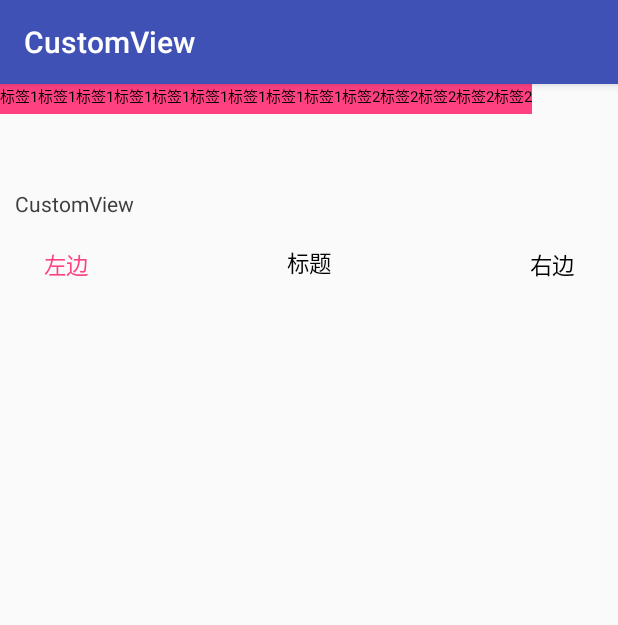
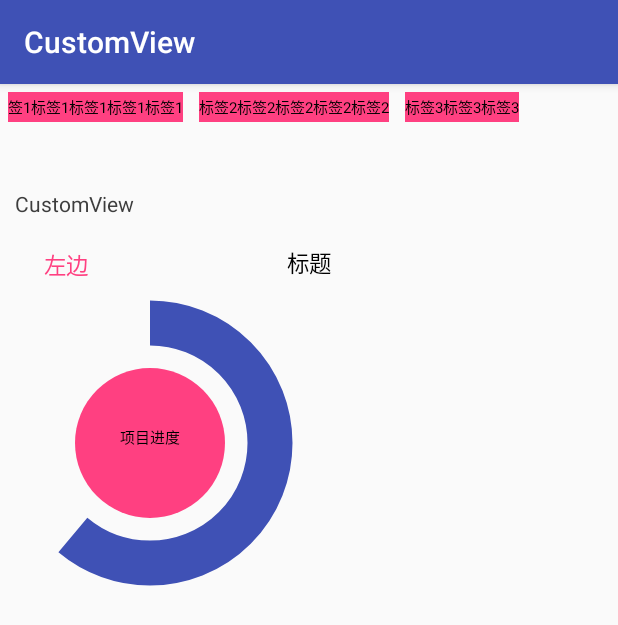
Before and after one commit to linkecoding/CustomView, an Android app: the screen it shows after launch (MainActivity), on a phone screen of 412 x 824 dp. Shown: the top 625 px of the screen. Run offline under Robolectric (Android 15) with nearby library versions, the phone set to English and light mode, and no system bars.

Commit message:
添加百分比图自定义View，添加使用说明

```diff
--- a/app/src/main/java/com/codekong/customview/activity/MainActivity.java
+++ b/app/src/main/java/com/codekong/customview/activity/MainActivity.java
@@ -3,9 +3,12 @@ package com.codekong.customview.activity;
 import android.graphics.Color;
 import android.support.v7.app.AppCompatActivity;
 import android.os.Bundle;
+import android.view.View;
 
 import com.codekong.customview.R;
+import com.codekong.customview.view.FlowLayout;
 import com.codekong.customview.view.TextFlashingTextView;
+import com.codekong.customview.view.TopBar;
 
 public class MainActivity extends AppCompatActivity {
 
@@ -16,5 +19,27 @@ public class MainActivity extends AppCompatActivity {
 
         TextFlashingTextView textView = (TextFlashingTextView) findViewById(R.id.mytv);
         textView.setMiddleColor(Color.GREEN);
+
+        FlowLayout fl = (FlowLayout) findViewById(R.id.id_fl);
+        //fl.addView(childView);
+
+        TopBar topBar = (TopBar) findViewById(R.id.id_topbar);
+        //设置TopBar左右按钮的点击事件
+        topBar.setTopbarClickListener(new TopBar.TopbarClickListener() {
+            @Override
+            public void leftClick(View v) {
+                //左边按钮点击事件
+            }
+
+            @Override
+            public void rightClick(View v) {
+                //右边按钮点击事件
+            }
+        });
+
+        //显示左边按钮
+        topBar.setBtnVisibility(0, true);
+        //隐藏右边按钮
+        topBar.setBtnVisibility(1, false);
     }
 }
--- a/app/src/main/java/com/codekong/customview/view/FlowLayout.java
+++ b/app/src/main/java/com/codekong/customview/view/FlowLayout.java
@@ -177,6 +177,5 @@ public class FlowLayout extends ViewGroup {
             left = getPaddingLeft();
             top += lineHeight;
         }
-
     }
 }
--- /dev/null
+++ b/app/src/main/java/com/codekong/customview/view/PercentageGraph.java
@@ -0,0 +1,143 @@
+package com.codekong.customview.view;
+
+import android.content.Context;
+import android.content.res.TypedArray;
+import android.graphics.Canvas;
+import android.graphics.Color;
+import android.graphics.Paint;
+import android.graphics.RectF;
+import android.text.TextUtils;
+import android.util.AttributeSet;
+import android.view.View;
+
+import com.codekong.customview.R;
+
+/**
+ * Created by szh on 2017/1/24.
+ * 百分比图(比例图)
+ */
+
+public class PercentageGraph extends View {
+    //实心圆的画笔
+    private Paint mCirclePaint;
+    //外面圆弧的画笔
+    private Paint mArcPaint;
+    //内部文字的画笔
+    private Paint mTextPaint;
+
+    private int mCircleColor;
+    private int mArcColor;
+
+    private int mTextColor;
+    private float mTextSize;
+
+    //文字内容
+    private String mTextContent = "HelloWorld";
+
+    private int mCircleX;
+    private int mCircleY;
+    private float mRadius;
+
+    private int mViewWidth;
+    private int mViewHeight;
+
+    private RectF mArcRectF;
+    //开始的角度
+    private float mStartAngle;
+    //扫过的角度
+    private float mSweepAngle;
+    private float mArcPaintStrokeWidth;
+
+    public PercentageGraph(Context context) {
+        this(context, null);
+    }
+
+    public PercentageGraph(Context context, AttributeSet attrs) {
+        this(context, attrs, 0);
+    }
+
+    public PercentageGraph(Context context, AttributeSet attrs, int defStyleAttr) {
+        super(context, attrs, defStyleAttr);
+        TypedArray ta = context.obtainStyledAttributes(attrs, R.styleable.PercentageGraph);
+        mCircleColor = ta.getColor(R.styleable.PercentageGraph_innerCircleColor, Color.parseColor("#abcdef"));
+        mArcColor = ta.getColor(R.styleable.PercentageGraph_outerCircleColor, Color.parseColor("#fedcba"));
+        mArcPaintStrokeWidth = ta.getDimension(R.styleable.PercentageGraph_outerCircleStrokeWidth, 50);
+        mStartAngle = ta.getFloat(R.styleable.PercentageGraph_startAngle, 0);
+        mSweepAngle = ta.getFloat(R.styleable.PercentageGraph_sweepAngle, 270);
+        mTextContent = ta.getString(R.styleable.PercentageGraph_textContent);
+        mTextColor = ta.getColor(R.styleable.PercentageGraph_textColor, Color.parseColor("black"));
+        mTextSize = ta.getDimension(R.styleable.PercentageGraph_textSize, 30);
+
+        ta.recycle();
+
+        mCirclePaint = new Paint();
+        mCirclePaint.setColor(mCircleColor);
+        mCirclePaint.setStyle(Paint.Style.FILL);
+        mCirclePaint.setAntiAlias(true);
+
+        mArcPaint = new Paint();
+        mArcPaint.setColor(mArcColor);
+        mArcPaint.setStyle(Paint.Style.STROKE);
+        mArcPaint.setAntiAlias(true);
+
+        mTextPaint = new Paint();
+        mTextPaint.setColor(mTextColor);
+        mTextPaint.setAntiAlias(true);
+        mTextPaint.setTextSize(mTextSize);
+        mTextPaint.setTextAlign(Paint.Align.CENTER);
+    }
+
+    @Override
+    protected void onMeasure(int widthMeasureSpec, int heightMeasureSpec) {
+        int widthMode = MeasureSpec.getMode(widthMeasureSpec);
+        int heightMode = MeasureSpec.getMode(heightMeasureSpec);
+        int widthSize = MeasureSpec.getSize(widthMeasureSpec);
+        int heightSize = MeasureSpec.getSize(heightMeasureSpec);
+
+        int width = 200;
+        int height = 200;
+
+        setMeasuredDimension(widthMode == MeasureSpec.EXACTLY ? widthSize : width,
+                heightMode == MeasureSpec.EXACTLY ? heightSize : height);
+    }
+
+    @Override
+    protected void onDraw(Canvas canvas) {
+        super.onDraw(canvas);
+        //画出内部的实心圆
+        canvas.drawCircle(mCircleX, mCircleY, mRadius, mCirclePaint);
+        //绘制外层环
+        canvas.drawArc(mArcRectF, mStartAngle, mSweepAngle, false, mArcPaint);
+        if (!TextUtils.isEmpty(mTextContent)){
+            //绘制最中间的文字
+            canvas.drawText(mTextContent, 0, mTextContent.length(),
+                    mCircleX, mCircleY, mTextPaint);
+        }
+    }
+
+    @Override
+    protected void onSizeChanged(int w, int h, int oldw, int oldh) {
+        super.onSizeChanged(w, h, oldw, oldh);
+        if (mViewWidth == 0) {
+            mViewWidth = getMeasuredWidth();
+        }
+        if (mViewHeight == 0) {
+            mViewHeight = getMeasuredHeight();
+        }
+        if (mViewWidth > 0 && mViewHeight > 0) {
+            //获得圆心坐标
+            mCircleX = getPaddingLeft() + mViewWidth / 2;
+            mCircleY = getPaddingTop() + mViewHeight / 2;
+            //半径为宽高的较小值除去内边距的0.4倍
+            if (mViewHeight >= mViewWidth) {
+                mRadius = (float) ((mViewWidth / 2 - getPaddingLeft()) * 0.5);
+            } else {
+                mRadius = (float) ((mViewHeight / 2 - getPaddingTop()) * 0.5);
+            }
+        }
+
+        mArcRectF = new RectF((float) (mViewWidth * 0.1), (float) (mViewHeight * 0.1),
+                (float) (mViewWidth * 0.9), (float) (mViewHeight * 0.9));
+        mArcPaint.setStrokeWidth(mArcPaintStrokeWidth);
+    }
+}
--- a/app/src/main/res/layout/activity_main.xml
+++ b/app/src/main/res/layout/activity_main.xml
@@ -1,7 +1,10 @@
 <?xml version="1.0" encoding="utf-8"?>
-<LinearLayout xmlns:android="http://schemas.android.com/apk/res/android"
+<ScrollView xmlns:android="http://schemas.android.com/apk/res/android"
     xmlns:tools="http://schemas.android.com/tools"
     xmlns:app="http://schemas.android.com/apk/res-auto"
+    android:layout_width="match_parent"
+    android:layout_height="match_parent">
+<LinearLayout
     android:id="@+id/activity_main"
     android:layout_width="match_parent"
     android:layout_height="match_parent"
@@ -9,22 +12,36 @@
     tools:context="com.codekong.customview.activity.MainActivity">
 
     <com.codekong.customview.view.FlowLayout
+        android:id="@+id/id_fl"
         android:layout_width="match_parent"
         android:layout_height="60dp">
         <TextView
             android:layout_width="wrap_content"
             android:layout_height="20dp"
-            android:text="标签1标签1标签1标签1标签1标签1标签1标签1标签1"
+            android:text="签1标签1标签1标签1标签1"
             android:textSize="10sp"
             android:textColor="#000000"
-            android:background="@color/colorAccent"/>
+            android:background="@color/colorAccent"
+            android:layout_margin="5dp"
+            android:gravity="center"/>
         <TextView
             android:layout_width="wrap_content"
             android:layout_height="20dp"
             android:text="标签2标签2标签2标签2标签2"
             android:textSize="10sp"
             android:textColor="#000000"
-            android:background="@color/colorAccent"/>
+            android:background="@color/colorAccent"
+            android:layout_margin="5dp"
+            android:gravity="center"/>
+        <TextView
+            android:layout_width="wrap_content"
+            android:layout_height="20dp"
+            android:text="标签3标签3标签3"
+            android:textSize="10sp"
+            android:textColor="#000000"
+            android:background="@color/colorAccent"
+            android:layout_margin="5dp"
+            android:gravity="center"/>
     </com.codekong.customview.view.FlowLayout>
 
     <com.codekong.customview.view.TextFlashingTextView
@@ -35,6 +52,7 @@
         android:layout_marginLeft="10dp"
         android:text="@string/app_name" />
     <com.codekong.customview.view.TopBar
+        android:id="@+id/id_topbar"
         android:layout_width="match_parent"
         android:layout_height="40dp"
         android:layout_marginTop="10dp"
@@ -43,4 +61,15 @@
         app:rightText="右边"
         app:title="标题">
     </com.codekong.customview.view.TopBar>
+    <com.codekong.customview.view.PercentageGraph
+        android:layout_width="200dp"
+        android:layout_height="200dp"
+        app:innerCircleColor="@color/colorAccent"
+        app:outerCircleColor="@color/colorPrimary"
+        app:outerCircleStrokeWidth="30dp"
+        app:startAngle="270"
+        app:sweepAngle="220"
+        app:textSize="10sp"
+        app:textContent="项目进度"/>
 </LinearLayout>
+</ScrollView>
--- a/app/src/main/res/values/attrs.xml
+++ b/app/src/main/res/values/attrs.xml
@@ -13,4 +13,15 @@
         <attr name="rightTextColor" format="color"/>
         <attr name="rightBackground" format="reference|color"/>
     </declare-styleable>
+
+    <declare-styleable name="PercentageGraph">
+        <attr name="innerCircleColor" format="color"/>
+        <attr name="outerCircleColor" format="color"/>
+        <attr name="outerCircleStrokeWidth" format="dimension"/>
+        <attr name="textColor" format="color"/>
+        <attr name="textSize" format="dimension"/>
+        <attr name="textContent" format="string"/>
+        <attr name="startAngle" format="float"/>
+        <attr name="sweepAngle" format="float"/>
+    </declare-styleable>
 </resources>
```
Also changed, not shown: 2 other files.
